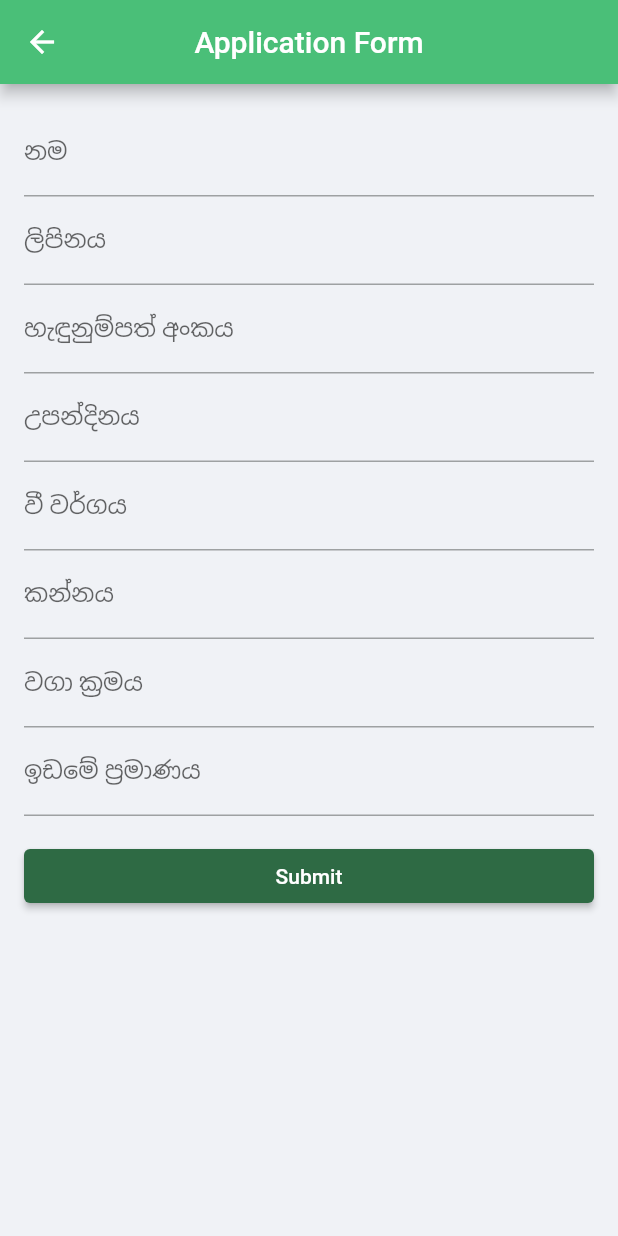
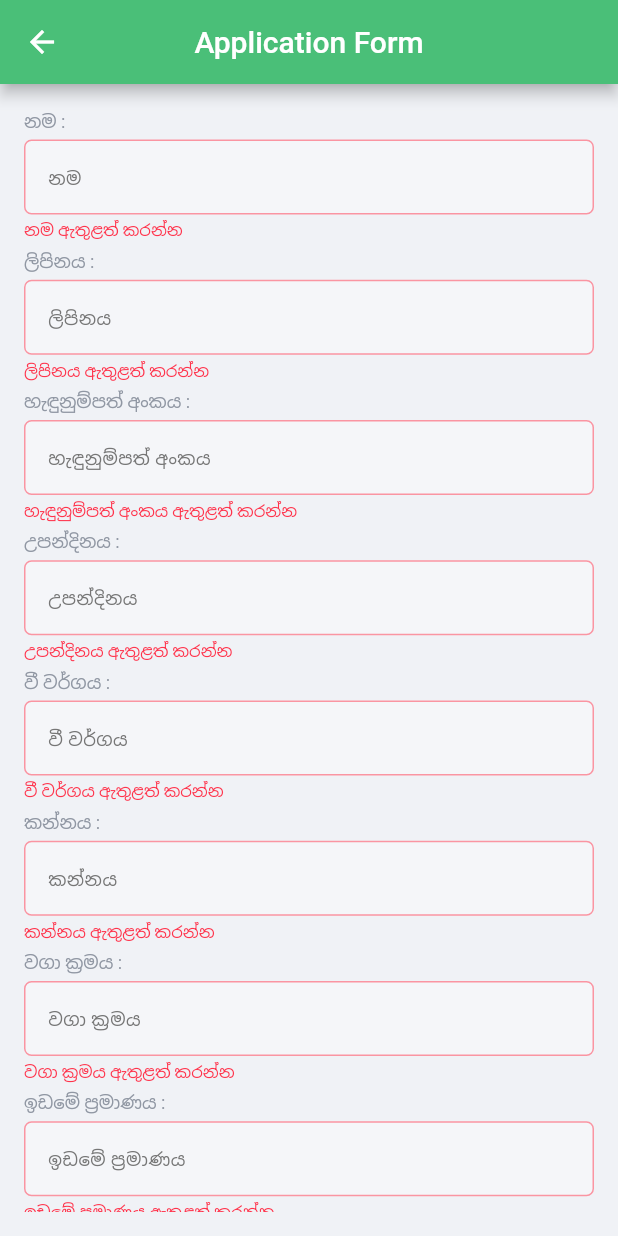
Before and after one commit to ima17/agricultural_insurance_system, a Flutter app: the ApplicationScreen screen opened directly with empty values, on a phone screen of 412 x 824 dp. Run offline on Flutter 3.47's test engine with Material 2 defaults, Android fonts, the phone set to English and light mode, and no system bars; our stand-ins replace charts_flutter, faker, flutter_spinkit, geolocator, google_maps_flutter; missing offline and left inert: flutter_sound; project files that could hold a hidden picture were left out.

Commit message:
Add Ui changes

```diff
--- a/lib/screens/application_screen.dart
+++ b/lib/screens/application_screen.dart
@@ -1,6 +1,8 @@
 import 'package:agricultural_insurance_system/models/application_data.dart';
 import 'package:agricultural_insurance_system/screens/map_screen.dart';
+import 'package:agricultural_insurance_system/widgets/button_widget.dart';
 import 'package:flutter/material.dart';
+import '../widgets/input_widget.dart';
 
 class ApplicationScreen extends StatefulWidget {
   final ApplicationData? applicationData;
@@ -14,6 +16,13 @@ class ApplicationScreen extends StatefulWidget {
 
 class _ApplicationScreenState extends State<ApplicationScreen> {
   final GlobalKey<FormState> _formKey = GlobalKey<FormState>();
+  final TextEditingController _nameController = TextEditingController();
+
+  @override
+  void initState() {
+    super.initState();
+    _nameController.text = widget.applicationData!.name ?? '';
+  }
 
   @override
   Widget build(BuildContext context) {
@@ -27,118 +36,166 @@ class _ApplicationScreenState extends State<ApplicationScreen> {
           key: _formKey,
           child: ListView(
             children: [
-              TextFormField(
-                initialValue: widget.applicationData!.name,
-                decoration: const InputDecoration(labelText: 'නම'),
-                validator: (value) {
-                  if (value == null || value.isEmpty) {
-                    return 'නම ඇතුළත් කරන්න';
-                  }
-                  return null;
-                },
-                onSaved: (value) {
-                  widget.applicationData!.name = value!;
+              InputWidget(
+                inputName: 'name',
+                inputPlaceholder: 'නම',
+                errorHint: _validateInput(_nameController.text, 'නම'),
+                labelText: 'නම',
+                textEditingController: _nameController,
+                textInputType: TextInputType.text,
+                isRequired: true,
+                isError: _validateInput(_nameController.text, 'නම') != null,
+                inputTriggerFunction: (value) {
+                  setState(() {
+                    widget.applicationData!.name = value;
+                  });
                 },
               ),
-              TextFormField(
-                initialValue: widget.applicationData!.address,
-                decoration: const InputDecoration(labelText: 'ලිපිනය'),
-                validator: (value) {
-                  if (value == null || value.isEmpty) {
-                    return 'ලිපිනය ඇතුළත් කරන්න';
-                  }
-                  return null;
-                },
-                onSaved: (value) {
-                  widget.applicationData!.address = value!;
+              SizedBox(height: 5.0),
+              InputWidget(
+                inputName: 'address',
+                inputPlaceholder: 'ලිපිනය',
+                errorHint:
+                    _validateInput(widget.applicationData!.address, 'ලිපිනය'),
+                labelText: 'ලිපිනය',
+                initialText: widget.applicationData!.address,
+                textInputType: TextInputType.text,
+                inputValue: widget.applicationData!.address,
+                isRequired: true,
+                isError:
+                    _validateInput(widget.applicationData!.address, 'ලිපිනය') !=
+                        null,
+                inputTriggerFunction: (value) {
+                  setState(() {
+                    widget.applicationData!.address = value;
+                  });
                 },
               ),
-              TextFormField(
-                initialValue: widget.applicationData!.contactNumber,
-                decoration:
-                    const InputDecoration(labelText: 'හැඳුනුම්පත් අංකය'),
-                validator: (value) {
-                  if (value == null || value.isEmpty) {
-                    return 'හැඳුනුම්පත් අංකය ඇතුළත් කරන්න';
-                  }
-                  return null;
-                },
-                onSaved: (value) {
-                  widget.applicationData!.contactNumber = value!;
+              SizedBox(height: 5.0),
+              InputWidget(
+                inputName: 'contactNumber',
+                inputPlaceholder: 'හැඳුනුම්පත් අංකය',
+                errorHint: _validateInput(
+                    widget.applicationData!.contactNumber, 'හැඳුනුම්පත් අංකය'),
+                labelText: 'හැඳුනුම්පත් අංකය',
+                initialText: widget.applicationData!.contactNumber,
+                textInputType: TextInputType.phone,
+                inputValue: widget.applicationData!.contactNumber,
+                isRequired: true,
+                isError: _validateInput(widget.applicationData!.contactNumber,
+                        'හැඳුනුම්පත් අංකය') !=
+                    null,
+                inputTriggerFunction: (value) {
+                  setState(() {
+                    widget.applicationData!.contactNumber = value;
+                  });
                 },
               ),
-              TextFormField(
-                initialValue: widget.applicationData!.dateOfBirth,
-                decoration: const InputDecoration(labelText: 'උපන්දිනය'),
-                validator: (value) {
-                  if (value == null || value.isEmpty) {
-                    return 'උපන්දිනය ඇතුළත් කරන්න';
-                  }
-                  return null;
-                },
-                onSaved: (value) {
-                  widget.applicationData!.dateOfBirth = value!;
+              SizedBox(height: 5.0),
+              InputWidget(
+                inputName: 'dateOfBirth',
+                inputPlaceholder: 'උපන්දිනය',
+                errorHint: _validateInput(
+                    widget.applicationData!.dateOfBirth, 'උපන්දිනය'),
+                labelText: 'උපන්දිනය',
+                initialText: widget.applicationData!.dateOfBirth,
+                textInputType: TextInputType.datetime,
+                inputValue: widget.applicationData!.dateOfBirth,
+                isRequired: true,
+                isError: _validateInput(
+                        widget.applicationData!.dateOfBirth, 'උපන්දිනය') !=
+                    null,
+                inputTriggerFunction: (value) {
+                  setState(() {
+                    widget.applicationData!.dateOfBirth = value;
+                  });
                 },
               ),
-              TextFormField(
-                initialValue: widget.applicationData!.gender,
-                decoration: const InputDecoration(labelText: 'වී වර්ගය'),
-                validator: (value) {
-                  if (value == null || value.isEmpty) {
-                    return 'වී වර්ගය ඇතුළත් කරන්න';
-                  }
-                  return null;
-                },
-                onSaved: (value) {
-                  widget.applicationData!.gender = value!;
+              SizedBox(height: 5.0),
+              InputWidget(
+                inputName: 'gender',
+                inputPlaceholder: 'වී වර්ගය',
+                errorHint:
+                    _validateInput(widget.applicationData!.gender, 'වී වර්ගය'),
+                labelText: 'වී වර්ගය',
+                initialText: widget.applicationData!.gender,
+                textInputType: TextInputType.text,
+                inputValue: widget.applicationData!.gender,
+                isRequired: true,
+                isError: _validateInput(
+                        widget.applicationData!.gender, 'වී වර්ගය') !=
+                    null,
+                inputTriggerFunction: (value) {
+                  setState(() {
+                    widget.applicationData!.gender = value;
+                  });
                 },
               ),
-              TextFormField(
-                initialValue: widget.applicationData!.occupation,
-                decoration: const InputDecoration(labelText: 'කන්නය'),
-                validator: (value) {
-                  if (value == null || value.isEmpty) {
-                    return 'කන්නය ඇතුළත් කරන්න';
-                  }
-                  return null;
-                },
-                onSaved: (value) {
-                  widget.applicationData!.occupation = value!;
+              SizedBox(height: 5.0),
+              InputWidget(
+                inputName: 'occupation',
+                inputPlaceholder: 'කන්නය',
+                errorHint:
+                    _validateInput(widget.applicationData!.occupation, 'කන්නය'),
+                labelText: 'කන්නය',
+                initialText: widget.applicationData!.occupation,
+                textInputType: TextInputType.text,
+                inputValue: widget.applicationData!.occupation,
+                isRequired: true,
+                isError: _validateInput(
+                        widget.applicationData!.occupation, 'කන්නය') !=
+                    null,
+                inputTriggerFunction: (value) {
+                  setState(() {
+                    widget.applicationData!.occupation = value;
+                  });
                 },
               ),
-              TextFormField(
-                initialValue: widget.applicationData!.age,
-                decoration: const InputDecoration(labelText: 'වගා ක්‍රමය'),
-                validator: (value) {
-                  if (value == null || value.isEmpty) {
-                    return 'වගා ක්‍රමය ඇතුළත් කරන්න';
-                  }
-                  return null;
-                },
-                onSaved: (value) {
-                  widget.applicationData!.age = value!;
+              SizedBox(height: 5.0),
+              InputWidget(
+                inputName: 'age',
+                inputPlaceholder: 'වගා ක්‍රමය',
+                errorHint:
+                    _validateInput(widget.applicationData!.age, 'වගා ක්‍රමය'),
+                labelText: 'වගා ක්‍රමය',
+                initialText: widget.applicationData!.age,
+                textInputType: TextInputType.number,
+                inputValue: widget.applicationData!.age,
+                isRequired: true,
+                isError:
+                    _validateInput(widget.applicationData!.age, 'වගා ක්‍රමය') !=
+                        null,
+                inputTriggerFunction: (value) {
+                  setState(() {
+                    widget.applicationData!.age = value;
+                  });
                 },
               ),
-              TextFormField(
-                initialValue: widget.applicationData!.propertySize,
-                decoration: const InputDecoration(labelText: 'ඉඩමේ ප්‍රමාණය'),
-                validator: (value) {
-                  if (value == null || value.isEmpty) {
-                    return 'ඉඩමේ ප්‍රමාණය ඇතුළත් කරන්න';
-                  }
-                  return null;
-                },
-                onSaved: (value) {
-                  widget.applicationData!.propertySize = value!;
+              SizedBox(height: 5.0),
+              InputWidget(
+                inputName: 'propertySize',
+                inputPlaceholder: 'ඉඩමේ ප්‍රමාණය',
+                errorHint: _validateInput(
+                    widget.applicationData!.propertySize, 'ඉඩමේ ප්‍රමාණය'),
+                labelText: 'ඉඩමේ ප්‍රමාණය',
+                initialText: widget.applicationData!.propertySize,
+                textInputType: TextInputType.number,
+                inputValue: widget.applicationData!.propertySize,
+                isRequired: true,
+                isError: _validateInput(widget.applicationData!.propertySize,
+                        'ඉඩමේ ප්‍රමාණය') !=
+                    null,
+                inputTriggerFunction: (value) {
+                  setState(() {
+                    widget.applicationData!.propertySize = value;
+                  });
                 },
               ),
               const SizedBox(height: 16.0),
-              ElevatedButton(
-                onPressed: () {
-                  _submitForm();
-                },
-                child: const Text('Submit'),
-              ),
+              ButtonWidget(
+                buttonText: "Save",
+                buttonTriggerFunction: _submitForm,
+              )
             ],
           ),
         ),
@@ -150,15 +207,22 @@ class _ApplicationScreenState extends State<ApplicationScreen> {
     if (_formKey.currentState!.validate()) {
       _formKey.currentState!.save();
 
-      // Process the form submission
       print(widget.applicationData.toString());
       Navigator.push(
         context,
         MaterialPageRoute(
-            builder: (context) => MapScreen(
-                  applicationData: widget.applicationData,
-                )),
+          builder: (context) => MapScreen(
+            applicationData: widget.applicationData,
+          ),
+        ),
       );
     }
   }
+
+  String? _validateInput(String? value, String fieldName) {
+    if (value == null || value.isEmpty) {
+      return '$fieldName ඇතුළත් කරන්න';
+    }
+    return null;
+  }
 }
--- a/lib/widgets/button_card.dart
+++ b/lib/widgets/button_card.dart
@@ -9,13 +9,15 @@ class ButtonCard extends StatelessWidget {
   const ButtonCard({
     Key? key,
     required this.iconLink,
-    required this.label, required this.onTap,
+    required this.label,
+    required this.onTap,
   }) : super(key: key);
 
   @override
   Widget build(BuildContext context) {
     return GestureDetector(
       child: SizedBox(
+        height: 220,
         child: Card(
           elevation: 20.0,
           shadowColor: Palette.kDropShadowColor.withOpacity(0.3),
```
